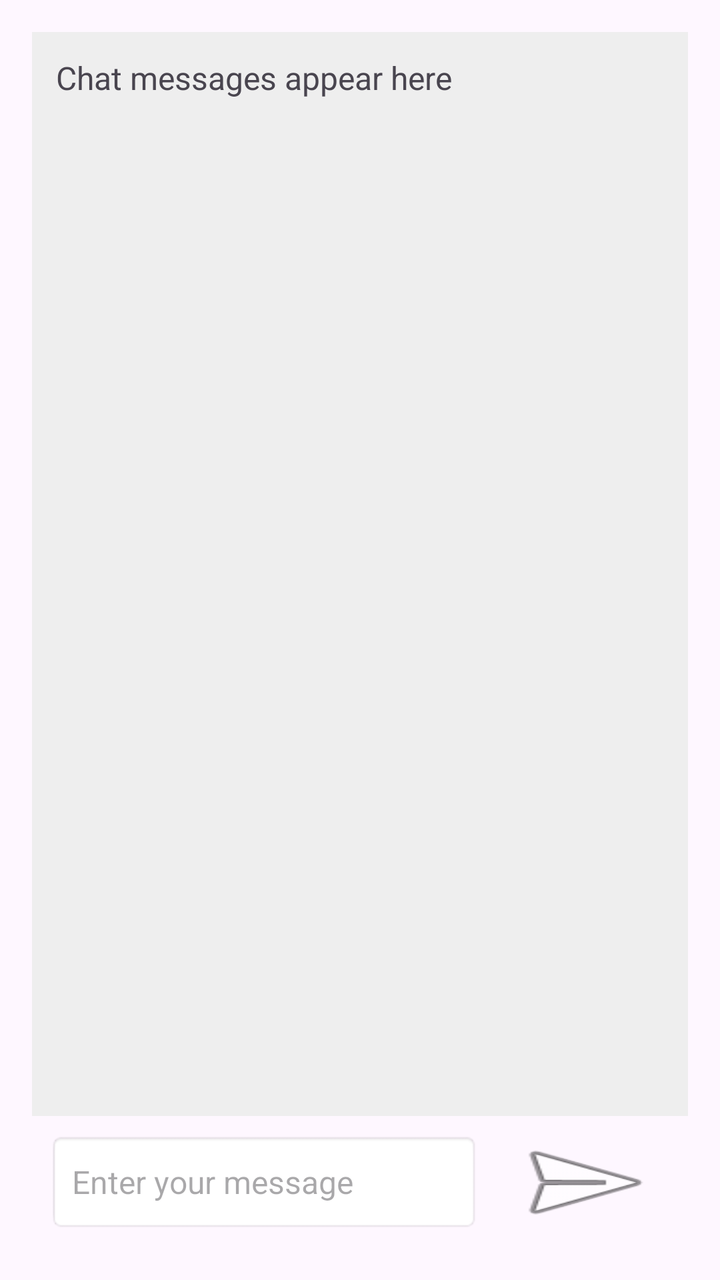
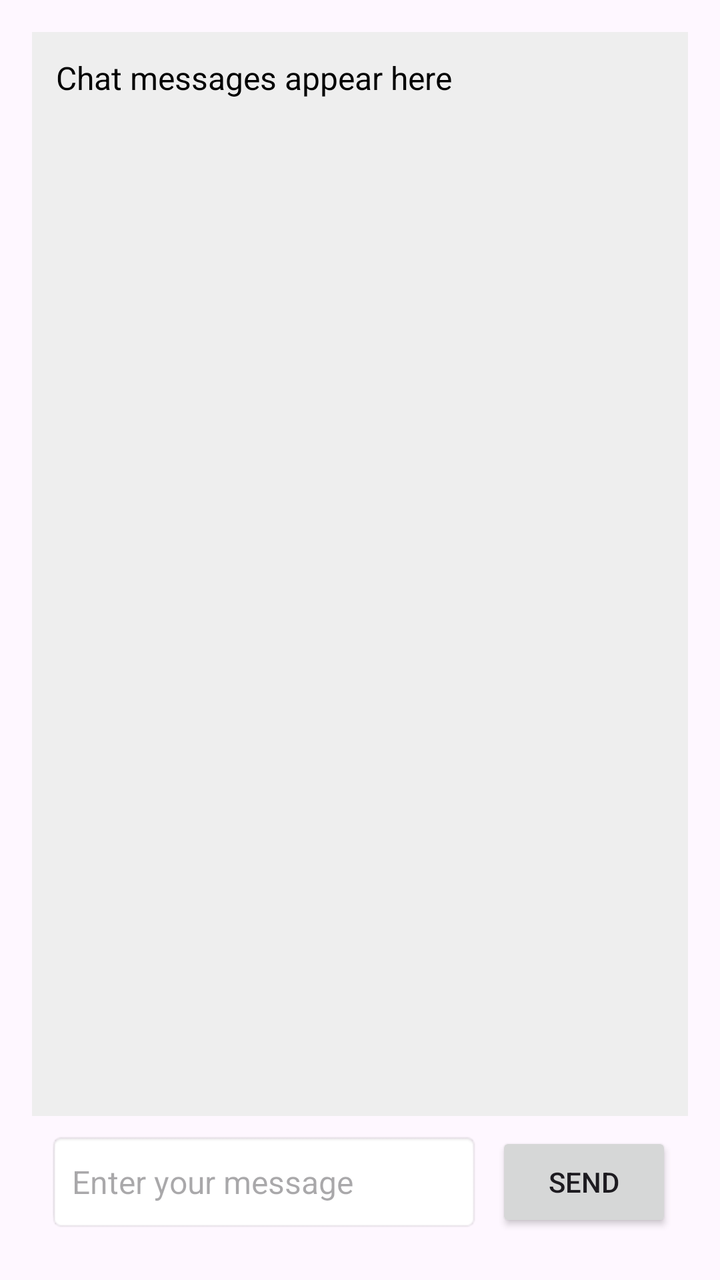

An Android layout rendered at two revisions. The XML below is the earlier revision; the diff shows what the commit changed to produce the second picture.
<!-- AndroidManifest.xml: application theme Theme.InvestGenius -->
<!-- res/layout/fragment_a_i.xml -->
<?xml version="1.0" encoding="utf-8"?>
<LinearLayout xmlns:android="http://schemas.android.com/apk/res/android"
    xmlns:app="http://schemas.android.com/apk/res-auto"
    xmlns:tools="http://schemas.android.com/tools"
    android:id="@+id/main"
    android:layout_width="match_parent"
    android:layout_height="match_parent"
    android:orientation="vertical"
    android:padding="16dp"
    tools:context=".MainActivity">

    
    <TextView
        android:id="@+id/chatDisplay"
        android:layout_width="match_parent"
        android:layout_height="0dp"
        android:layout_weight="1"
        android:text="Chat messages appear here"
        android:background="#EEE"
        android:padding="12dp"
        android:textSize="16sp"
        android:gravity="start|top"
        android:minHeight="200dp" />

    
    <LinearLayout
        android:layout_width="match_parent"
        android:layout_height="wrap_content"
        android:orientation="horizontal"
        android:gravity="center_vertical"
        android:padding="8dp">

        
        <EditText
            android:id="@+id/messageInput"
            android:layout_width="0dp"
            android:layout_height="50dp"
            android:layout_weight="1"
            android:hint="Enter your message"
            android:background="@android:drawable/editbox_background"
            android:padding="12dp"
            android:textSize="16sp"
            android:layout_marginEnd="8dp"
            android:minHeight="50dp"/>

        
        <androidx.appcompat.widget.AppCompatButton
            android:id="@+id/sendButton"
            android:layout_width="wrap_content"
            android:layout_height="50dp"
            android:text=""
            android:background="@android:drawable/ic_menu_send"
            android:padding="12dp"/>
    </LinearLayout>

</LinearLayout>
<!-- resources referenced by this layout -->
<resources>
  <style name="Theme.InvestGenius" parent="Base.Theme.InvestGenius" />
  <style name="Base.Theme.InvestGenius" parent="Theme.Material3.DayNight.NoActionBar">
          
          
      </style>
</resources>

<!-- the commit's change to res/layout/fragment_a_i.xml (unified diff, before → after) -->
@@ -17,6 +17,7 @@
         android:layout_weight="1"
         android:text="Chat messages appear here"
         android:background="#EEE"
+        android:textColor="@color/black"
         android:padding="12dp"
         android:textSize="16sp"
         android:gravity="start|top"
@@ -48,9 +49,8 @@
             android:id="@+id/sendButton"
             android:layout_width="wrap_content"
             android:layout_height="50dp"
-            android:text=""
-            android:background="@android:drawable/ic_menu_send"
-            android:padding="12dp"/>
+            android:padding="12dp"
+            android:text="Send" />
     </LinearLayout>
 
 </LinearLayout>
<!-- resource entries referenced after the edit -->
@@ -1,5 +1,6 @@
 <!-- resources referenced by this layout -->
 <resources>
+  <color name="black">#FF000000</color>
   <style name="Theme.InvestGenius" parent="Base.Theme.InvestGenius" />
   <style name="Base.Theme.InvestGenius" parent="Theme.Material3.DayNight.NoActionBar">
           
